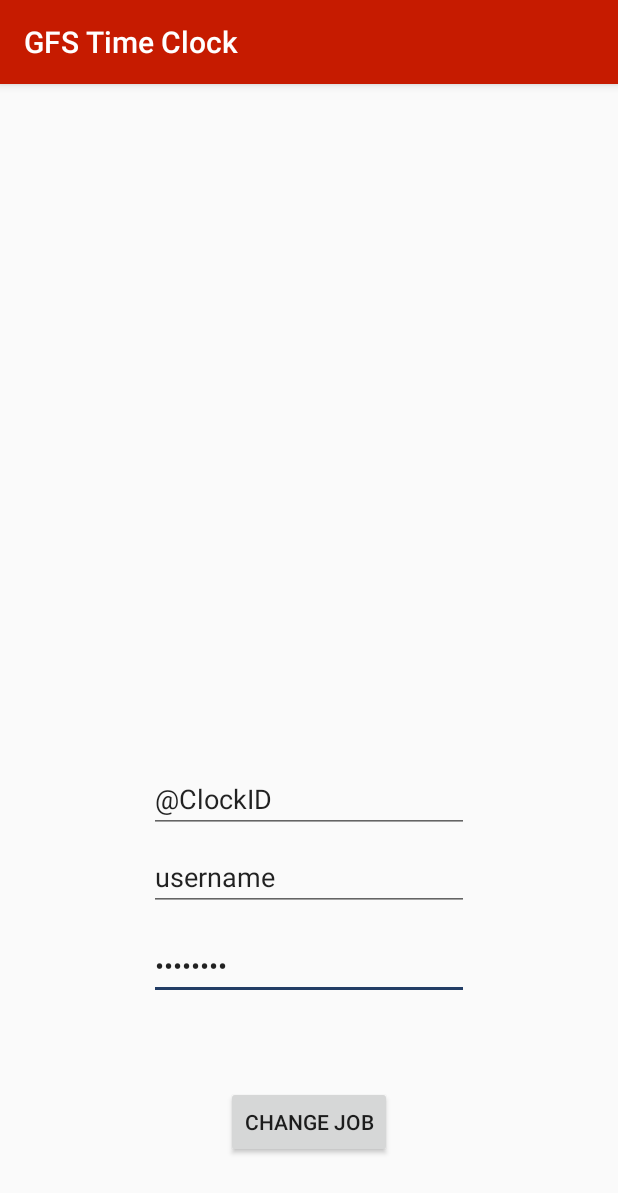
After one commit to ehsanrahman2/GFSClock, an Android app: the AdminOptions screen opened directly, with no data from a screen before it, on a phone screen of 412 x 824 dp. The commit adds this screen. Shown: the top 1193 px of the screen. Run offline under Robolectric (Android 15) with nearby library versions, the phone set to English and light mode, and no system bars.

Commit message:
Added admin page and transition back to the scan badge page

```diff
--- a/GFSTimeClock/app/src/main/AndroidManifest.xml
+++ b/GFSTimeClock/app/src/main/AndroidManifest.xml
@@ -6,17 +6,18 @@
         android:allowBackup="true"
         android:icon="@mipmap/ic_launcher"
         android:label="@string/app_name"
+        android:screenOrientation="portrait"
         android:supportsRtl="true"
-        android:screenOrientation="portrait"
         android:theme="@style/AppTheme">
         <activity android:name=".ScanBadge">
             <intent-filter>
                 <action android:name="android.intent.action.MAIN" />
+
                 <category android:name="android.intent.category.LAUNCHER" />
             </intent-filter>
         </activity>
-        <activity android:name=".OptionsScreen">
-        </activity>
+        <activity android:name=".OptionsScreen"></activity>
+        <activity android:name=".AdminOptions"></activity>
     </application>
 
 </manifest>
--- /dev/null
+++ b/GFSTimeClock/app/src/main/java/com/github/gfsclock/gfstimeclock/AdminOptions.java
@@ -0,0 +1,27 @@
+package com.github.gfsclock.gfstimeclock;
+
+import android.support.v7.app.AppCompatActivity;
+import android.os.Bundle;
+import android.content.Intent;
+import android.widget.Button;
+import android.view.View;
+
+public class AdminOptions extends AppCompatActivity {
+
+    @Override
+    protected void onCreate(Bundle savedInstanceState) {
+        super.onCreate(savedInstanceState);
+        setContentView(R.layout.activity_admin_options);
+        final Button button = (Button) findViewById(R.id.Save);
+        button.setOnClickListener(new View.OnClickListener() {
+            public void onClick(View view) {
+                toScanBadge(view);
+            }
+        });
+    }
+
+    public void toScanBadge(View view) {
+        Intent next = new Intent (AdminOptions.this, ScanBadge.class);
+        startActivity (next);
+    }
+}
--- /dev/null
+++ b/GFSTimeClock/app/src/main/res/layout/activity_admin_options.xml
@@ -0,0 +1,54 @@
+<?xml version="1.0" encoding="utf-8"?>
+<RelativeLayout xmlns:android="http://schemas.android.com/apk/res/android"
+    xmlns:tools="http://schemas.android.com/tools"
+    android:id="@+id/activity_admin_options"
+    android:layout_width="match_parent"
+    android:layout_height="match_parent"
+    android:paddingBottom="@dimen/activity_vertical_margin"
+    android:paddingLeft="@dimen/activity_horizontal_margin"
+    android:paddingRight="@dimen/activity_horizontal_margin"
+    android:paddingTop="@dimen/activity_vertical_margin"
+    tools:context="com.github.gfsclock.gfstimeclock.AdminOptions">
+
+    <EditText
+        android:layout_width="wrap_content"
+        android:layout_height="wrap_content"
+        android:inputType="textPassword"
+        android:ems="10"
+        android:id="@+id/Password"
+        android:layout_above="@+id/Save"
+        android:layout_centerHorizontal="true"
+        android:layout_marginBottom="57dp"
+        android:text="Password" />
+
+    <EditText
+        android:layout_width="wrap_content"
+        android:layout_height="wrap_content"
+        android:inputType="textPersonName"
+        android:text="username"
+        android:ems="10"
+        android:id="@+id/Username"
+        android:layout_above="@+id/Password"
+        android:layout_alignStart="@+id/Password"
+        android:layout_marginBottom="14dp" />
+
+    <EditText
+        android:layout_width="wrap_content"
+        android:layout_height="wrap_content"
+        android:inputType="text|number"
+        android:ems="10"
+        android:id="@+id/ClockID"
+        android:layout_above="@+id/Password"
+        android:layout_alignStart="@+id/Username"
+        android:layout_marginBottom="66dp"
+        android:text="@ClockID" />
+
+    <Button
+        android:text="@string/save_button"
+        android:layout_width="wrap_content"
+        android:layout_height="wrap_content"
+        android:id="@+id/Save"
+        android:layout_marginBottom="36dp"
+        android:layout_alignParentBottom="true"
+        android:layout_centerHorizontal="true" />
+</RelativeLayout>
--- a/GFSTimeClock/app/src/main/res/values/strings.xml
+++ b/GFSTimeClock/app/src/main/res/values/strings.xml
@@ -9,4 +9,6 @@
     <string name="lunch_out_button">Lunch out</string>
     <string name="punch_history_button">Punch history</string>
     <string name="change_job_button">Change job</string>
+    <string name="save_button">Change job</string>
+
 </resources>
```
